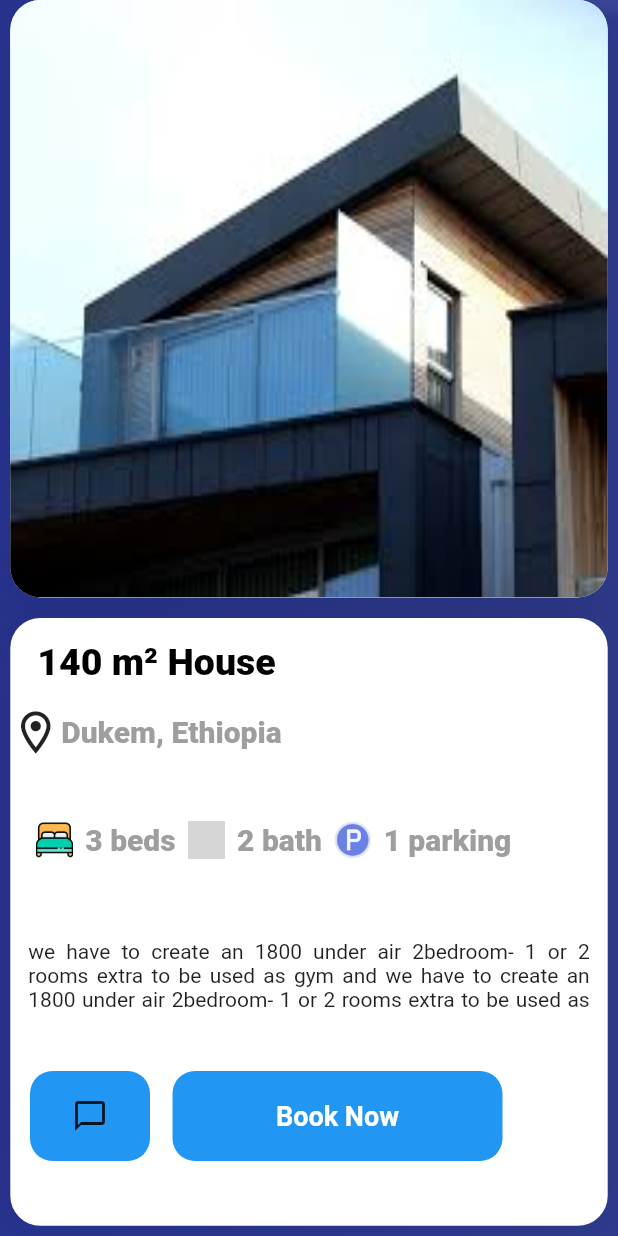
After one commit to TrojanSystem/sos_project, a Flutter app: the HouseDetail screen opened directly, on a phone screen of 412 x 824 dp. The commit adds this screen. Run offline on Flutter 3.47's test engine with Material 2 defaults, Android fonts, the phone set to English and light mode, and no system bars; our stand-ins replace flutter_image_slideshow, flutter_staggered_animations; grey boxes are pictures that could not be loaded.

Commit message:
Add some feature but not organized

```diff
--- a/lib/forgot_password.dart
+++ b/lib/crediential/forgot_password.dart
@@ -1,4 +1,4 @@
-import 'package:ada_bread/slide_show.dart';
+import 'package:ada_bread/buttons/slide_show.dart';
 import 'package:flutter/material.dart';
 
 class ForgotPassword extends StatelessWidget {
@@ -29,7 +29,7 @@ class ForgotPassword extends StatelessWidget {
                         'Forgot',
                         style: TextStyle(
                           fontWeight: FontWeight.w900,
-                          fontSize: 30,
+                          fontSize: 35,
                         ),
                       ),
                     ),
@@ -39,7 +39,7 @@ class ForgotPassword extends StatelessWidget {
                         'Password?',
                         style: TextStyle(
                           fontWeight: FontWeight.w900,
-                          fontSize: 30,
+                          fontSize: 35,
                         ),
                       ),
                     ),
@@ -50,12 +50,14 @@ class ForgotPassword extends StatelessWidget {
                   child: Column(
                     children: const [
                       Text(
-                        'Dont worry! It happens.',
-                        style: TextStyle(fontWeight: FontWeight.bold),
+                        'Don\'t worry! It happens.',
+                        style: TextStyle(
+                            fontWeight: FontWeight.bold, fontSize: 17),
                       ),
                       Text(
                         'Please enter your email address.',
-                        style: TextStyle(fontWeight: FontWeight.bold),
+                        style: TextStyle(
+                            fontWeight: FontWeight.bold, fontSize: 17),
                       ),
                     ],
                     crossAxisAlignment: CrossAxisAlignment.start,
--- a/lib/login_screen.dart
+++ b/lib/crediential/login_screen.dart
@@ -1,6 +1,7 @@
-import 'package:ada_bread/forgot_password.dart';
-import 'package:ada_bread/register_screen.dart';
-import 'package:ada_bread/slide_show.dart';
+import 'package:ada_bread/buttons/slide_show.dart';
+import 'package:ada_bread/crediential/forgot_password.dart';
+import 'package:ada_bread/crediential/register_screen.dart';
+import 'package:ada_bread/house_screen/house_screen.dart';
 import 'package:flutter/material.dart';
 
 class LoginScreen extends StatelessWidget {
@@ -92,7 +93,15 @@ class LoginScreen extends StatelessWidget {
                     ),
                   ],
                 ),
-                Container(
+                GestureDetector(
+                  onTap: () {
+                    Navigator.of(context).push(
+                      MaterialPageRoute(
+                        builder: (ctx) => HouseScreen(),
+                      ),
+                    );
+                  },
+                  child: Container(
                     margin: const EdgeInsets.fromLTRB(50, 10, 50, 0),
                     width: double.infinity,
                     height: 60.0,
@@ -109,6 +118,7 @@ class LoginScreen extends StatelessWidget {
                           fontWeight: FontWeight.bold,
                         ),
                         textAlign: TextAlign.center,
+                      ),
                     ),
                   ),
                 )
@@ -154,7 +164,15 @@ class LoginScreen extends StatelessWidget {
             flex: 1,
             child: Column(
               children: [
-                Container(
+                GestureDetector(
+                  onTap: () {
+                    Navigator.of(context).push(
+                      MaterialPageRoute(
+                        builder: (ctx) => const HouseScreen(),
+                      ),
+                    );
+                  },
+                  child: Container(
                     margin: const EdgeInsets.fromLTRB(50, 10, 50, 0),
                     width: double.infinity,
                     height: 60.0,
@@ -180,6 +198,7 @@ class LoginScreen extends StatelessWidget {
                             textAlign: TextAlign.center,
                           ),
                         ],
+                      ),
                     ),
                   ),
                 ),
--- a/lib/register_screen.dart
+++ b/lib/crediential/register_screen.dart
@@ -1,6 +1,8 @@
-import 'package:ada_bread/login_screen.dart';
-import 'package:ada_bread/slide_show.dart';
+import 'package:ada_bread/buttons/slide_show.dart';
+import 'package:ada_bread/crediential/login_screen.dart';
 import 'package:flutter/material.dart';
+
+import '../house_screen/house_screen.dart';
 
 class RegisterScreen extends StatelessWidget {
   const RegisterScreen({Key key}) : super(key: key);
@@ -89,7 +91,15 @@ class RegisterScreen extends StatelessWidget {
                 const SizedBox(
                   height: 10,
                 ),
-                Container(
+                GestureDetector(
+                  onTap: () {
+                    Navigator.of(context).push(
+                      MaterialPageRoute(
+                        builder: (ctx) => HouseScreen(),
+                      ),
+                    );
+                  },
+                  child: Container(
                     margin: const EdgeInsets.fromLTRB(50, 10, 50, 0),
                     width: double.infinity,
                     height: 60.0,
@@ -106,6 +116,7 @@ class RegisterScreen extends StatelessWidget {
                           fontWeight: FontWeight.bold,
                         ),
                         textAlign: TextAlign.center,
+                      ),
                     ),
                   ),
                 )
--- a/lib/front_screen.dart
+++ b/lib/front_screen.dart
@@ -1,6 +1,7 @@
-import 'package:ada_bread/login_screen.dart';
-import 'package:ada_bread/register_screen.dart';
 import 'package:flutter/material.dart';
+
+import 'crediential/login_screen.dart';
+import 'crediential/register_screen.dart';
 
 class FrontScreen extends StatelessWidget {
   const FrontScreen({Key key}) : super(key: key);
--- /dev/null
+++ b/lib/house_screen/house_detail.dart
@@ -0,0 +1,315 @@
+import 'package:flutter/material.dart';
+import 'package:flutter_staggered_animations/flutter_staggered_animations.dart';
+
+class HouseDetail extends StatelessWidget {
+  const HouseDetail({Key key}) : super(key: key);
+
+  @override
+  Widget build(BuildContext context) {
+    double _w = MediaQuery.of(context).size.width;
+    int columnCount = 1;
+    int columnCountForMain = 1;
+    return Scaffold(
+      body: Stack(
+        children: [
+          Container(
+            decoration: BoxDecoration(
+              gradient: LinearGradient(
+                colors: [
+                  const Color.fromRGBO(40, 53, 147, 1),
+                  const Color.fromRGBO(40, 53, 147, 1).withOpacity(0.9)
+                ],
+              ),
+              boxShadow: [
+                BoxShadow(
+                  color: Colors.black.withOpacity(0.5),
+                  blurRadius: 4,
+                  offset: const Offset(4, 8), // changes position of shadow
+                ),
+              ],
+            ),
+            child: AnimationLimiter(
+              child: Column(
+                children: [
+                  Expanded(
+                    flex: 1,
+                    child: AnimationConfiguration.staggeredGrid(
+                      position: 0,
+                      duration: const Duration(milliseconds: 500),
+                      columnCount: columnCount,
+                      child: ScaleAnimation(
+                        duration: const Duration(milliseconds: 900),
+                        curve: Curves.fastLinearToSlowEaseIn,
+                        child: FadeInAnimation(
+                          child: Container(
+                            clipBehavior: Clip.antiAlias,
+                            child: Image.asset(
+                              'images/images.jpg',
+                              fit: BoxFit.fill,
+                            ),
+                            margin: EdgeInsets.only(
+                                bottom: _w / 30, left: _w / 60, right: _w / 60),
+                            decoration: BoxDecoration(
+                              color: Colors.white,
+                              borderRadius:
+                                  const BorderRadius.all(Radius.circular(20)),
+                              boxShadow: [
+                                BoxShadow(
+                                  color: Colors.black.withOpacity(0.1),
+                                  blurRadius: 40,
+                                  spreadRadius: 10,
+                                ),
+                              ],
+                            ),
+                          ),
+                        ),
+                      ),
+                    ),
+                  ),
+                  Expanded(
+                    flex: 1,
+                    child: AnimationConfiguration.staggeredGrid(
+                      position: 0,
+                      duration: const Duration(milliseconds: 500),
+                      columnCount: columnCount,
+                      child: ScaleAnimation(
+                        duration: const Duration(milliseconds: 900),
+                        curve: Curves.fastLinearToSlowEaseIn,
+                        child: FadeInAnimation(
+                          child: Container(
+                            child: Column(
+                              children: [
+                                Expanded(
+                                  flex: 1,
+                                  child: Column(
+                                    crossAxisAlignment:
+                                        CrossAxisAlignment.start,
+                                    children: [
+                                      const Padding(
+                                        padding: EdgeInsets.fromLTRB(
+                                            18.0, 15, 0, 15),
+                                        child: Text(
+                                          '140 m\u00B2 House',
+                                          style: TextStyle(
+                                            decoration: TextDecoration.none,
+                                            fontSize: 25,
+                                            color: Colors.black,
+                                            fontWeight: FontWeight.w900,
+                                          ),
+                                        ),
+                                      ),
+                                      Row(
+                                        children: const [
+                                          Icon(
+                                            Icons.location_on_outlined,
+                                            size: 34,
+                                          ),
+                                          Text(
+                                            'Dukem, Ethiopia',
+                                            style: TextStyle(
+                                              decoration: TextDecoration.none,
+                                              fontSize: 20,
+                                              color: Colors.grey,
+                                              fontWeight: FontWeight.w900,
+                                            ),
+                                          ),
+                                        ],
+                                      ),
+                                    ],
+                                  ),
+                                ),
+                                Expanded(
+                                  flex: 1,
+                                  child: Row(
+                                    children: [
+                                      Container(
+                                        width: 350,
+                                        padding: const EdgeInsets.fromLTRB(
+                                            17, 0, 8, 8),
+                                        child: ListView(
+                                          scrollDirection: Axis.horizontal,
+                                          children: [
+                                            Row(
+                                              children: [
+                                                Image.asset(
+                                                  'images/double-bed.png',
+                                                  width: 25,
+                                                ),
+                                                Container(
+                                                  padding:
+                                                      const EdgeInsets.all(8),
+                                                  child: const Text(
+                                                    '3 beds',
+                                                    style: TextStyle(
+                                                      decoration:
+                                                          TextDecoration.none,
+                                                      fontSize: 20,
+                                                      color: Colors.grey,
+                                                      fontWeight:
+                                                          FontWeight.w900,
+                                                    ),
+                                                  ),
+                                                ),
+                                              ],
+                                            ),
+                                            Row(
+                                              children: [
+                                                Image.asset(
+                                                  'images/bath.png',
+                                                  width: 25,
+                                                ),
+                                                Container(
+                                                  padding:
+                                                      const EdgeInsets.all(8),
+                                                  child: const Text(
+                                                    '2 bath',
+                                                    style: TextStyle(
+                                                      decoration:
+                                                          TextDecoration.none,
+                                                      fontSize: 20,
+                                                      color: Colors.grey,
+                                                      fontWeight:
+                                                          FontWeight.w900,
+                                                    ),
+                                                  ),
+                                                ),
+                                              ],
+                                            ),
+                                            Row(
+                                              children: [
+                                                Image.asset(
+                                                  'images/parking-sign.png',
+                                                  width: 25,
+                                                ),
+                                                Container(
+                                                  padding:
+                                                      const EdgeInsets.all(8),
+                                                  child: const Text(
+                                                    '1 parking',
+                                                    style: TextStyle(
+                                                      decoration:
+                                                          TextDecoration.none,
+                                                      fontSize: 20,
+                                                      color: Colors.grey,
+                                                      fontWeight:
+                                                          FontWeight.w900,
+                                                    ),
+                                                  ),
+                                                ),
+                                              ],
+                                            ),
+                                            Row(
+                                              children: [
+                                                Image.asset(
+                                                  'images/area.png',
+                                                  width: 25,
+                                                ),
+                                                Container(
+                                                  padding:
+                                                      const EdgeInsets.all(8),
+                                                  child: const Text(
+                                                    '140 m\u00B2',
+                                                    style: TextStyle(
+                                                      decoration:
+                                                          TextDecoration.none,
+                                                      fontSize: 20,
+                                                      color: Colors.grey,
+                                                      fontWeight:
+                                                          FontWeight.w900,
+                                                    ),
+                                                  ),
+                                                ),
+                                              ],
+                                            ),
+                                          ],
+                                        ),
+                                      )
+                                    ],
+                                  ),
+                                ),
+                                Expanded(
+                                  flex: 2,
+                                  child: Container(
+                                    padding: EdgeInsets.fromLTRB(
+                                        0.0, 0.0, 0.0, 15.0),
+                                    child: const Padding(
+                                      padding: EdgeInsets.all(12.0),
+                                      child: Text(
+                                        ' we have to create an 1800 under air 2bedroom- 1 or 2 rooms extra to be used as gym and we have to create an 1800 under air 2bedroom- 1 or 2 rooms extra to be used as gym and we have to create an 1800 under air 2bedroom- 1 or 2 rooms extra to be used as gym and',
+                                        softWrap: true,
+                                        textAlign: TextAlign.justify,
+                                        maxLines: 3,
+                                      ),
+                                    ),
+                                  ),
+                                )
+                              ],
+                            ),
+                            margin: EdgeInsets.only(
+                                bottom: _w / 60, left: _w / 60, right: _w / 60),
+                            decoration: BoxDecoration(
+                              color: Colors.white,
+                              borderRadius:
+                                  const BorderRadius.all(Radius.circular(20)),
+                              boxShadow: [
+                                BoxShadow(
+                                  color: Colors.black.withOpacity(0.1),
+                                  blurRadius: 40,
+                                  spreadRadius: 10,
+                                ),
+                              ],
+                            ),
+                          ),
+                        ),
+                      ),
+                    ),
+                  ),
+                ],
+              ),
+            ),
+          ),
+          Positioned(
+            bottom: 50,
+            child: Row(
+              mainAxisAlignment: MainAxisAlignment.spaceEvenly,
+              children: [
+                Container(
+                  margin: const EdgeInsets.fromLTRB(20, 10, 10, 0),
+                  width: 80,
+                  height: 60.0,
+                  decoration: BoxDecoration(
+                    color: Colors.blue[500],
+                    borderRadius: BorderRadius.circular(15.0),
+                  ),
+                  child: const Center(
+                    child: Icon(Icons.messenger_outline_outlined),
+                  ),
+                ),
+                Container(
+                  margin: const EdgeInsets.fromLTRB(5, 10, 10, 0),
+                  width: 220,
+                  height: 60.0,
+                  decoration: BoxDecoration(
+                    color: Colors.blue[500],
+                    borderRadius: BorderRadius.circular(15.0),
+                  ),
+                  child: const Center(
+                    child: Text(
+                      'Book Now',
+                      style: TextStyle(
+                        color: Colors.white,
+                        fontSize: 18,
+                        fontWeight: FontWeight.bold,
+                      ),
+                      textAlign: TextAlign.center,
+                    ),
+                  ),
+                ),
+              ],
+            ),
+          )
+        ],
+      ),
+    );
+  }
+}
--- a/lib/house_screen.dart
+++ b/lib/house_screen/house_screen.dart
@@ -1,8 +1,8 @@
-import 'package:ada_bread/search_button.dart';
+import 'package:ada_bread/buttons/search_button.dart';
 import 'package:flutter/material.dart';
 
-import 'house_screen/choice_of_items.dart';
-import 'house_screen/list_of_item.dart';
+import 'choice_of_items.dart';
+import 'list_of_item.dart';
 
 class HouseScreen extends StatelessWidget {
   const HouseScreen({Key key}) : super(key: key);
--- a/lib/house_screen/list_of_item.dart
+++ b/lib/house_screen/list_of_item.dart
@@ -1,5 +1,7 @@
 import 'package:flutter/material.dart';
 import 'package:flutter_staggered_animations/flutter_staggered_animations.dart';
+
+import 'house_detail.dart';
 
 class ListOfItems extends StatelessWidget {
   const ListOfItems({
@@ -51,6 +53,12 @@ class ListOfItems extends StatelessWidget {
                     duration: Duration(milliseconds: 900),
                     curve: Curves.fastLinearToSlowEaseIn,
                     child: FadeInAnimation(
+                      child: GestureDetector(
+                        onTap: () {
+                          Navigator.of(context).push(
+                            MaterialPageRoute(builder: (ctx) => HouseDetail()),
+                          );
+                        },
                         child: Container(
                           margin: EdgeInsets.only(
                               bottom: _w / 30, left: _w / 60, right: _w / 60),
@@ -68,6 +76,7 @@ class ListOfItems extends StatelessWidget {
                         ),
                       ),
                     ),
+                  ),
                 );
               },
             ),
```
Also changed, not shown: lib/buttons/search_button.dart (renamed from lib/search_button.dart), lib/buttons/slide_show.dart (renamed from lib/slide_show.dart). Lines whose indentation alone changed are shown as unchanged.
